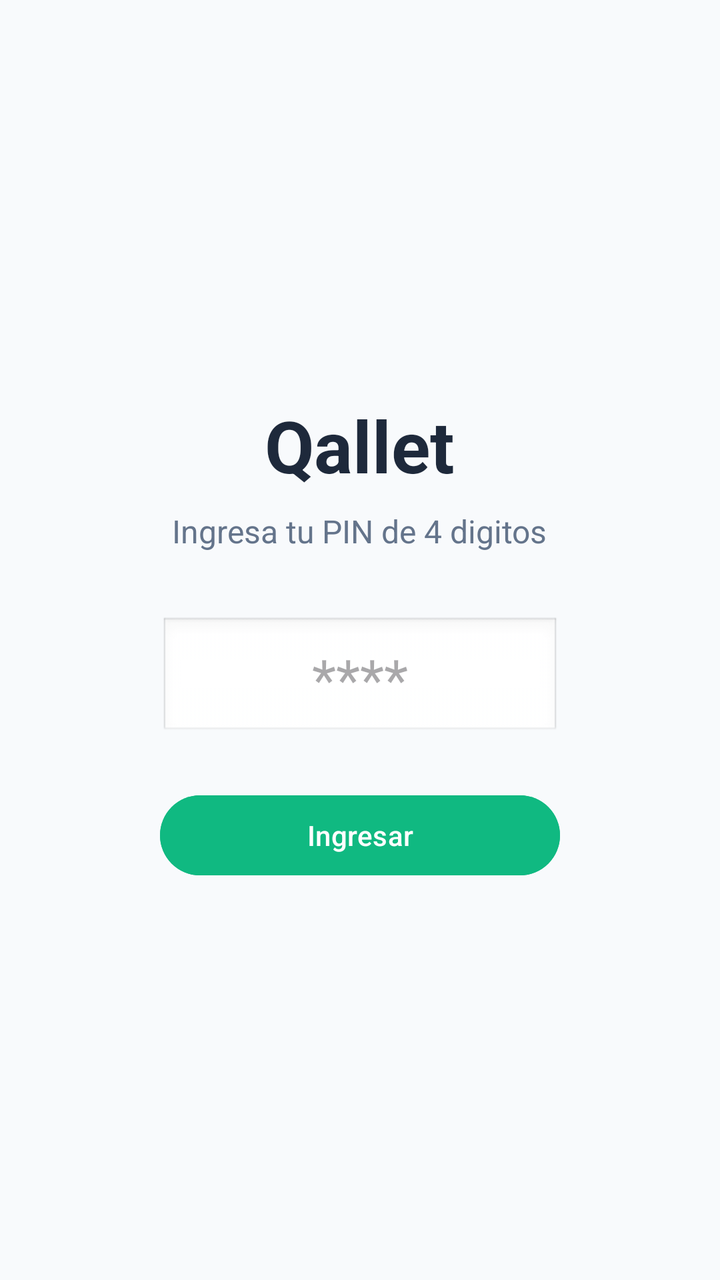
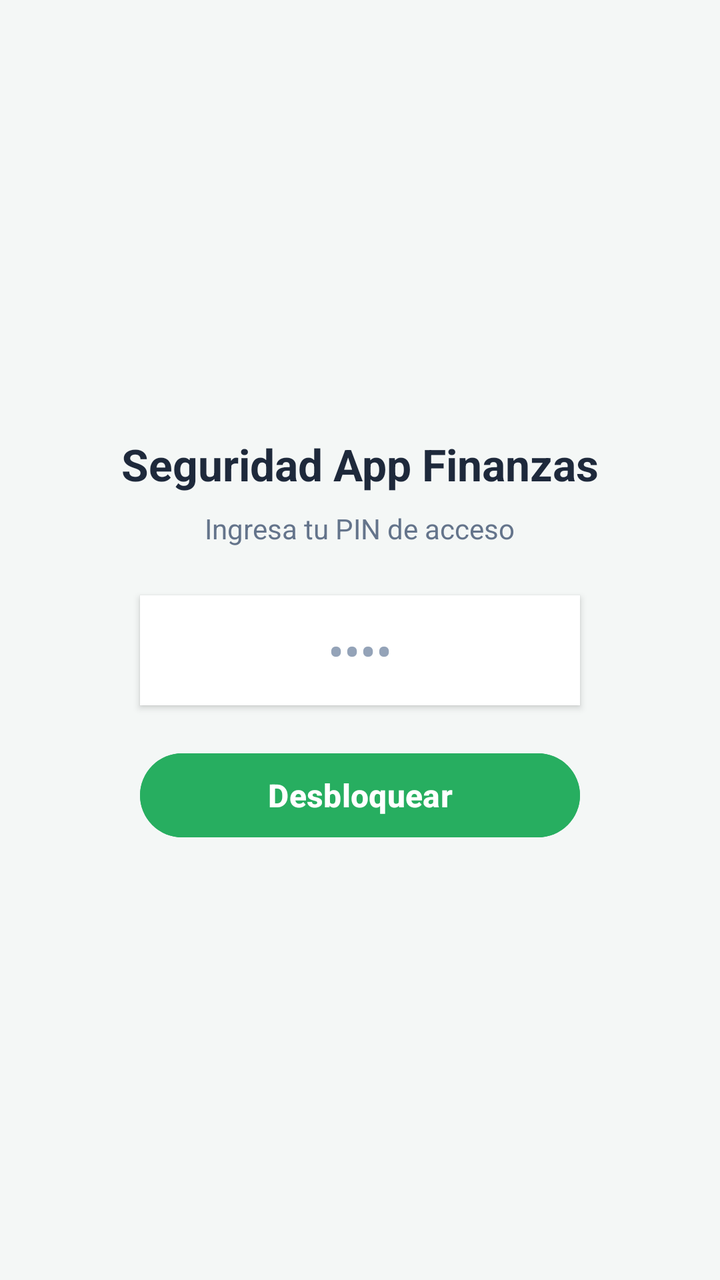

An Android layout rendered at two revisions. The XML below is the earlier revision; the diff shows what the commit changed to produce the second picture.
<!-- AndroidManifest.xml: application theme Theme.AppFinanzas -->
<!-- res/layout/activity_pin.xml -->
<?xml version="1.0" encoding="utf-8"?>
<LinearLayout xmlns:android="http://schemas.android.com/apk/res/android"
    android:layout_width="match_parent"
    android:layout_height="match_parent"
    android:orientation="vertical"
    android:gravity="center"
    android:padding="32dp"
    android:background="#F8FAFC">

    <TextView
        android:layout_width="wrap_content"
        android:layout_height="wrap_content"
        android:text="Qallet"
        android:textSize="36sp"
        android:textStyle="bold"
        android:textColor="#1E293B" />

    <TextView
        android:layout_width="wrap_content"
        android:layout_height="wrap_content"
        android:text="Ingresa tu PIN de 4 digitos"
        android:textSize="16sp"
        android:textColor="#64748B"
        android:layout_marginTop="8dp"
        android:layout_marginBottom="32dp" />

    <EditText
        android:id="@+id/etPin"
        android:layout_width="200dp"
        android:layout_height="wrap_content"
        android:hint="****"
        android:inputType="numberPassword"
        android:maxLength="4"
        android:gravity="center"
        android:textSize="28sp"
        android:background="@android:drawable/edit_text"
        android:padding="12dp" />

    <Button
        android:id="@+id/btnIngresarPin"
        android:layout_width="200dp"
        android:layout_height="wrap_content"
        android:text="Ingresar"
        android:layout_marginTop="24dp"
        android:backgroundTint="#10B981"
        android:textColor="#FFFFFF" />

</LinearLayout>
<!-- resources referenced by this layout -->
<resources>
  <style name="Theme.AppFinanzas" parent="Base.Theme.AppFinanzas" />
  <style name="Base.Theme.AppFinanzas" parent="Theme.Material3.DayNight.NoActionBar">
          
          
      </style>
</resources>

<!-- the commit's change to res/layout/activity_pin.xml (unified diff, before → after) -->
@@ -4,45 +4,55 @@
     android:layout_height="match_parent"
     android:orientation="vertical"
     android:gravity="center"
-    android:padding="32dp"
-    android:background="#F8FAFC">
+    android:padding="24dp"
+    android:background="#F4F7F6">
+
+    
+    <TextView
+        android:id="@+id/tvTituloPin"
+        android:layout_width="wrap_content"
+        android:layout_height="wrap_content"
+        android:text="Seguridad App Finanzas"
+        android:textSize="22sp"
+        android:textStyle="bold"
+        android:textColor="#1E293B"
+        android:layout_marginBottom="8dp"/>
 
     <TextView
+        android:id="@+id/tvSubtituloPin"
         android:layout_width="wrap_content"
         android:layout_height="wrap_content"
-        android:text="Qallet"
-        android:textSize="36sp"
-        android:textStyle="bold"
-        android:textColor="#1E293B" />
+        android:text="Ingresa tu PIN de acceso"
+        android:textSize="14sp"
+        android:textColor="#64748B"
+        android:layout_marginBottom="24dp"
+        android:gravity="center"/>
 
-    <TextView
-        android:layout_width="wrap_content"
-        android:layout_height="wrap_content"
-        android:text="Ingresa tu PIN de 4 digitos"
-        android:textSize="16sp"
-        android:textColor="#64748B"
-        android:layout_marginTop="8dp"
-        android:layout_marginBottom="32dp" />
-
+    
     <EditText
         android:id="@+id/etPin"
-        android:layout_width="200dp"
-        android:layout_height="wrap_content"
-        android:hint="****"
+        android:layout_width="220dp"
+        android:layout_height="55dp"
+        android:background="#FFFFFF"
+        android:gravity="center"
+        android:hint="••••"
+        android:textColorHint="#94A3B8"
         android:inputType="numberPassword"
         android:maxLength="4"
-        android:gravity="center"
-        android:textSize="28sp"
-        android:background="@android:drawable/edit_text"
-        android:padding="12dp" />
+        android:textSize="24sp"
+        android:textColor="#1E293B"
+        android:layout_marginBottom="20dp"
+        android:elevation="2dp"/>
 
+    
     <Button
-        android:id="@+id/btnIngresarPin"
-        android:layout_width="200dp"
-        android:layout_height="wrap_content"
-        android:text="Ingresar"
-        android:layout_marginTop="24dp"
-        android:backgroundTint="#10B981"
-        android:textColor="#FFFFFF" />
+        android:id="@+id/btnConfirmarPin"
+        android:layout_width="220dp"
+        android:layout_height="50dp"
+        android:backgroundTint="#27AE60"
+        android:text="Desbloquear"
+        android:textColor="#FFFFFF"
+        android:textSize="16sp"
+        android:textStyle="bold"/>
 
 </LinearLayout>
